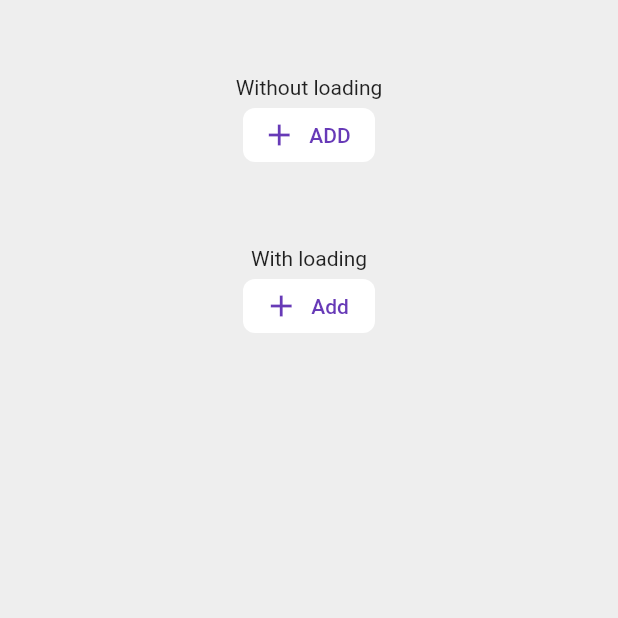
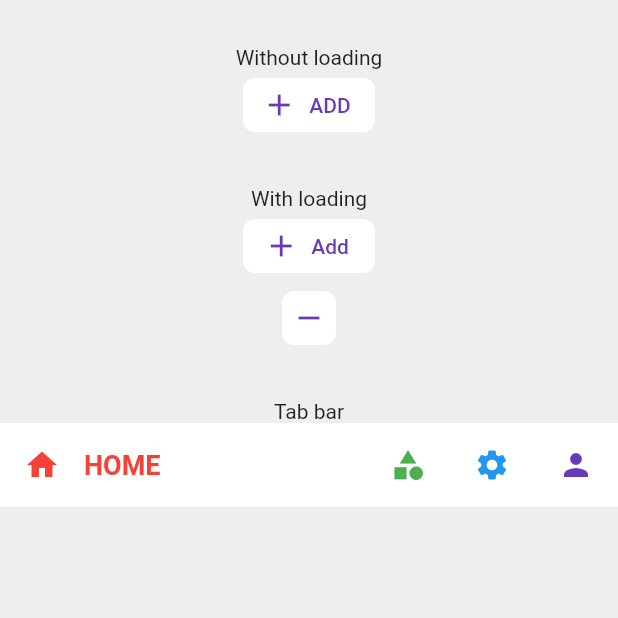
Before and after one commit to lDo28/wallet, a Flutter app: the screen it shows after launch, on a phone screen of 412 x 824 dp, the top half of it. Run offline on Flutter 3.47's test engine with Material 2 defaults, Android fonts, the phone set to English and light mode, and no system bars; our stand-ins replace get.

Commit message:
add tab bar

```diff
--- a/lib/ui/screens/home_screen.dart
+++ b/lib/ui/screens/home_screen.dart
@@ -1,13 +1,14 @@
 import 'package:flutter/material.dart';
+import 'package:wallet/ui/vo/tab_bar_item.dart';
 import 'package:wallet/ui/widgets/w_button.dart';
+import 'package:wallet/ui/widgets/w_tab_bar.dart';
 
 class HomeScreen extends StatefulWidget {
   @override
   _HomeScreenState createState() => _HomeScreenState();
 }
 
-class _HomeScreenState extends State<HomeScreen>
-    with SingleTickerProviderStateMixin {
+class _HomeScreenState extends State<HomeScreen> with TickerProviderStateMixin {
   @override
   Widget build(BuildContext context) {
     return Scaffold(
@@ -19,12 +20,33 @@ class _HomeScreenState extends State<HomeScreen>
               mainAxisSize: MainAxisSize.min,
               crossAxisAlignment: CrossAxisAlignment.center,
               children: [
-                SizedBox(height: 50),
+                SizedBox(height: 30),
                 Text("Without loading"),
                 _buildButton(),
-                SizedBox(height: 50),
+                SizedBox(height: 30),
                 Text("With loading"),
-                _buildLoadingButton(),
+                _buildLoadingButton(icon: Icons.add, label: 'Add'),
+                _buildLoadingButton(icon: Icons.remove),
+                SizedBox(height: 30),
+                Text("Tab bar"),
+                WTabBar(
+                  items: [
+                    TabBarItem(0,
+                        label: "Home", leading: Icons.home, color: Colors.red),
+                    TabBarItem(1,
+                        label: "Category",
+                        leading: Icons.category,
+                        color: Colors.green),
+                    TabBarItem(2,
+                        label: "Settings",
+                        leading: Icons.settings,
+                        color: Colors.blue),
+                    TabBarItem(3, label: "Profile", leading: Icons.person),
+                  ],
+                  onSelectChanged: (index){
+
+                  },
+                ),
               ],
             ),
           ),
@@ -33,12 +55,11 @@ class _HomeScreenState extends State<HomeScreen>
     );
   }
 
-  Widget _buildLoadingButton() {
+  Widget _buildLoadingButton({IconData icon, String label}) {
     return WButton(
-      vsync: this,
       loading: CircularProgressIndicator(),
-      icon: Icons.add,
-      label: "Add",
+      icon: icon,
+      label: label,
       onPressed: () async {
         await Future.delayed(Duration(seconds: 2));
         print("Tap");
--- /dev/null
+++ b/lib/ui/vo/tab_bar_item.dart
@@ -0,0 +1,12 @@
+import 'package:flutter/cupertino.dart';
+import 'package:flutter/material.dart';
+
+class TabBarItem {
+  final int index;
+  final String label;
+  final IconData leading;
+  final Color color;
+
+  TabBarItem(this.index,
+      {this.label, this.leading, this.color = Colors.deepPurple});
+}
--- a/lib/ui/widgets/w_button.dart
+++ b/lib/ui/widgets/w_button.dart
@@ -9,46 +9,38 @@ class WButton extends StatefulWidget {
   final Color backgroundColor, foregroundColor, disabledColor;
   final double elevation;
   final AsyncCallback onPressed;
-  final TickerProvider vsync;
   final int animationDuration;
   final Curve curve;
   final ProgressIndicator loading;
   final bool textAllCaps;
 
-  const WButton({
-    Key key,
+  const WButton(
+      {Key key,
       this.type = ButtonType.raise,
       this.icon,
-    this.label = "",
+      this.label,
       this.backgroundColor = Colors.white,
       this.foregroundColor = Colors.deepPurple,
       this.disabledColor = Colors.black54,
       this.elevation = 0,
       this.onPressed,
-    this.vsync,
       this.animationDuration = 500,
       this.curve = Curves.easeIn,
       this.loading,
-    this.textAllCaps = false
-  })  : assert(icon != null || label != null),
-        assert(loading == null || (loading != null && vsync != null)),
+      this.textAllCaps = false})
+      : assert(icon != null || label != null),
         super(key: key);
 
   @override
   _WButtonState createState() => _WButtonState();
 }
 
-class _WButtonState extends State<WButton> {
+class _WButtonState extends State<WButton> with SingleTickerProviderStateMixin {
   bool _isLoading = false;
-  final ShapeBorder shape = RoundedRectangleBorder(
-    borderRadius: BorderRadius.circular(8),
-  );
 
   @override
   Widget build(BuildContext context) {
-    if (widget.loading == null) {
-      return _buildButton();
-    }
+    if (widget.loading == null) _buildButtonTheme();
     return Container(
       decoration: BoxDecoration(
         color: _isLoading && !_isOutline
@@ -57,22 +49,36 @@ class _WButtonState extends State<WButton> {
         borderRadius: BorderRadius.circular(_isLoading ? 50 : 8),
       ),
       child: AnimatedSize(
-        vsync: widget.vsync,
+        vsync: this,
         curve: widget.curve,
         duration: Duration(milliseconds: widget.animationDuration),
-        child: ButtonTheme(
+        child: _buildButtonTheme(),
+      ),
+    );
+  }
+
+  Widget _buildButtonTheme() {
+    return ButtonTheme(
+      padding: widget.label == null
+          ? EdgeInsets.zero
+          : EdgeInsets.symmetric(horizontal: 16),
+      shape: RoundedRectangleBorder(
+        borderRadius: BorderRadius.circular(8),
+      ),
       minWidth: widget.label == null ? 36 : 88,
       child: _buildButton(),
-        ),
-      ),
     );
   }
 
   Widget _buildButton() {
     if (_isLoading && widget.loading != null)
-      return Padding(
-        padding: const EdgeInsets.all(8.0),
+      return SizedBox(
+        height: 48,
+        width: 48,
+        child: Padding(
+          padding: const EdgeInsets.all(10),
           child: widget.loading,
+        ),
       );
     if (widget.label != null && widget.icon != null)
       return _buildIconLabelButton();
@@ -90,7 +96,6 @@ class _WButtonState extends State<WButton> {
           disabledColor: widget.disabledColor.withOpacity(.2),
           disabledTextColor: widget.disabledColor,
           elevation: widget.elevation,
-          shape: shape,
           onPressed: _onPress,
         );
       case ButtonType.outline:
@@ -100,7 +105,6 @@ class _WButtonState extends State<WButton> {
           textColor: widget.foregroundColor,
           disabledBorderColor: widget.disabledColor.withOpacity(.2),
           disabledTextColor: widget.disabledColor,
-          shape: shape,
           onPressed: _onPress,
         );
       default:
@@ -110,7 +114,6 @@ class _WButtonState extends State<WButton> {
           textColor: widget.foregroundColor,
           disabledColor: widget.disabledColor.withOpacity(.2),
           disabledTextColor: widget.disabledColor,
-          shape: shape,
           onPressed: _onPress,
         );
     }
@@ -127,7 +130,6 @@ class _WButtonState extends State<WButton> {
           disabledColor: widget.disabledColor.withOpacity(.2),
           disabledTextColor: widget.disabledColor,
           elevation: widget.elevation,
-          shape: shape,
           onPressed: _onPress,
         );
       case ButtonType.outline:
@@ -138,7 +140,6 @@ class _WButtonState extends State<WButton> {
           disabledBorderColor: widget.disabledColor.withOpacity(.2),
           disabledTextColor: widget.disabledColor,
           textColor: widget.foregroundColor,
-          shape: shape,
           onPressed: _onPress,
         );
       default:
@@ -149,7 +150,6 @@ class _WButtonState extends State<WButton> {
           textColor: widget.foregroundColor,
           disabledColor: widget.disabledColor.withOpacity(.2),
           disabledTextColor: widget.disabledColor,
-          shape: shape,
           onPressed: _onPress,
         );
     }
@@ -162,7 +162,6 @@ class _WButtonState extends State<WButton> {
           color: widget.backgroundColor,
           disabledColor: widget.disabledColor,
           elevation: widget.elevation,
-          shape: shape,
           onPressed: _onPress,
           child: Icon(widget.icon, color: _iconColor),
         );
@@ -170,7 +169,6 @@ class _WButtonState extends State<WButton> {
         return OutlineButton(
           color: widget.backgroundColor,
           disabledBorderColor: widget.disabledColor.withOpacity(.2),
-          shape: shape,
           onPressed: _onPress,
           child: Icon(widget.icon, color: _iconColor),
         );
@@ -178,7 +176,6 @@ class _WButtonState extends State<WButton> {
         return FlatButton(
           color: widget.backgroundColor,
           disabledColor: widget.disabledColor.withOpacity(.2),
-          shape: shape,
           onPressed: _onPress,
           child: Icon(widget.icon, color: _iconColor),
         );
@@ -190,7 +187,8 @@ class _WButtonState extends State<WButton> {
 
   bool get _isOutline => widget.type == ButtonType.outline;
 
-  String get _label => widget.textAllCaps ? widget.label.toUpperCase() : widget.label;
+  String get _label =>
+      widget.textAllCaps ? widget.label.toUpperCase() : widget.label;
 
   _onPress() async {
     _toggleLoading();
--- /dev/null
+++ b/lib/ui/widgets/w_tab_bar.dart
@@ -0,0 +1,105 @@
+import 'package:flutter/material.dart';
+import 'package:wallet/ui/vo/tab_bar_item.dart';
+
+class WTabBar extends StatefulWidget {
+  final Color backgroundColor;
+  final List<TabBarItem> items;
+  final Function(int selectIndex) onSelectChanged;
+
+  WTabBar({
+    Key key,
+    this.backgroundColor = Colors.white,
+    @required this.items,
+    this.onSelectChanged,
+  }) : super(key: key);
+
+  @override
+  _WTabBarState createState() => _WTabBarState();
+}
+
+class _WTabBarState extends State<WTabBar> {
+  int _selectIndex = 0;
+
+  _updateSelect(int index) {
+    if (_selectIndex == index) return;
+    setState(() {
+      _selectIndex = index;
+    });
+    widget.onSelectChanged(index);
+  }
+
+  @override
+  Widget build(BuildContext context) {
+    return Container(
+      color: widget.backgroundColor,
+      height: kToolbarHeight,
+      child: Row(
+        children: widget.items.map((item) => _buildItem(item)).toList(),
+      ),
+    );
+  }
+
+  Widget _buildItem(TabBarItem item) {
+    return GestureDetector(
+      child: _TabBarView(
+        item: item,
+        selected: item.index == _selectIndex,
+      ),
+      onTap: () {
+        _updateSelect(item.index);
+      },
+    );
+  }
+}
+
+class _TabBarView extends StatefulWidget {
+  final bool selected;
+  final TabBarItem item;
+
+  const _TabBarView({Key key, this.selected, this.item}) : super(key: key);
+
+  @override
+  _TabBarViewState createState() => _TabBarViewState();
+}
+
+class _TabBarViewState extends State<_TabBarView>
+    with SingleTickerProviderStateMixin {
+  @override
+  Widget build(BuildContext context) {
+    return AnimatedSize(
+      vsync: this,
+      duration: Duration(milliseconds: 300),
+      child: Container(
+        width: widget.selected
+            ? MediaQuery.of(context).size.width - (kToolbarHeight * 3)
+            : kToolbarHeight,
+        child: SingleChildScrollView(
+          padding: EdgeInsets.all(16),
+          scrollDirection: Axis.horizontal,
+          physics: NeverScrollableScrollPhysics(),
+          child: Row(
+            children: [
+              Icon(widget.item.leading, color: widget.item.color),
+              Visibility(
+                visible: widget.selected,
+                child: Row(
+                  mainAxisSize: MainAxisSize.min,
+                  children: [
+                    SizedBox(width: 16),
+                    Text(
+                      widget.item.label.toUpperCase(),
+                      style: TextStyle(
+                          fontWeight: FontWeight.bold,
+                          color: widget.item.color,
+                          fontSize: 18),
+                    ),
+                  ],
+                ),
+              ),
+            ],
+          ),
+        ),
+      ),
+    );
+  }
+}
--- a/pubspec.yaml
+++ b/pubspec.yaml
@@ -14,9 +14,10 @@ dependencies:
   flutter_localizations:
     sdk: flutter
 
-  cupertino_icons: ^0.1.3
+  cupertino_icons: ^1.0.0
   intl: ^0.16.1
-  get: ^3.5.1
+  get: ^3.10.1
+  google_fonts: ^1.1.0
 
 dev_dependencies:
   flutter_test:
```
Also changed, not shown: pubspec.lock, 3 other files. Lines whose indentation alone changed are shown as unchanged.
